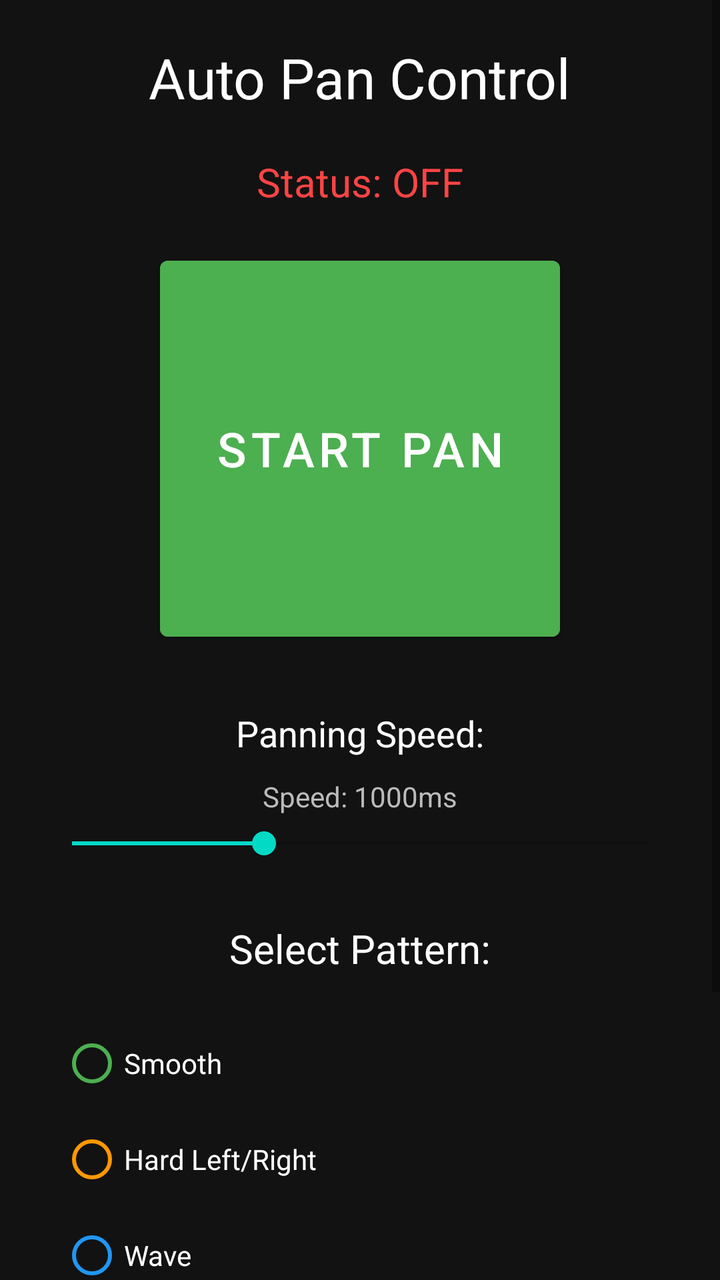
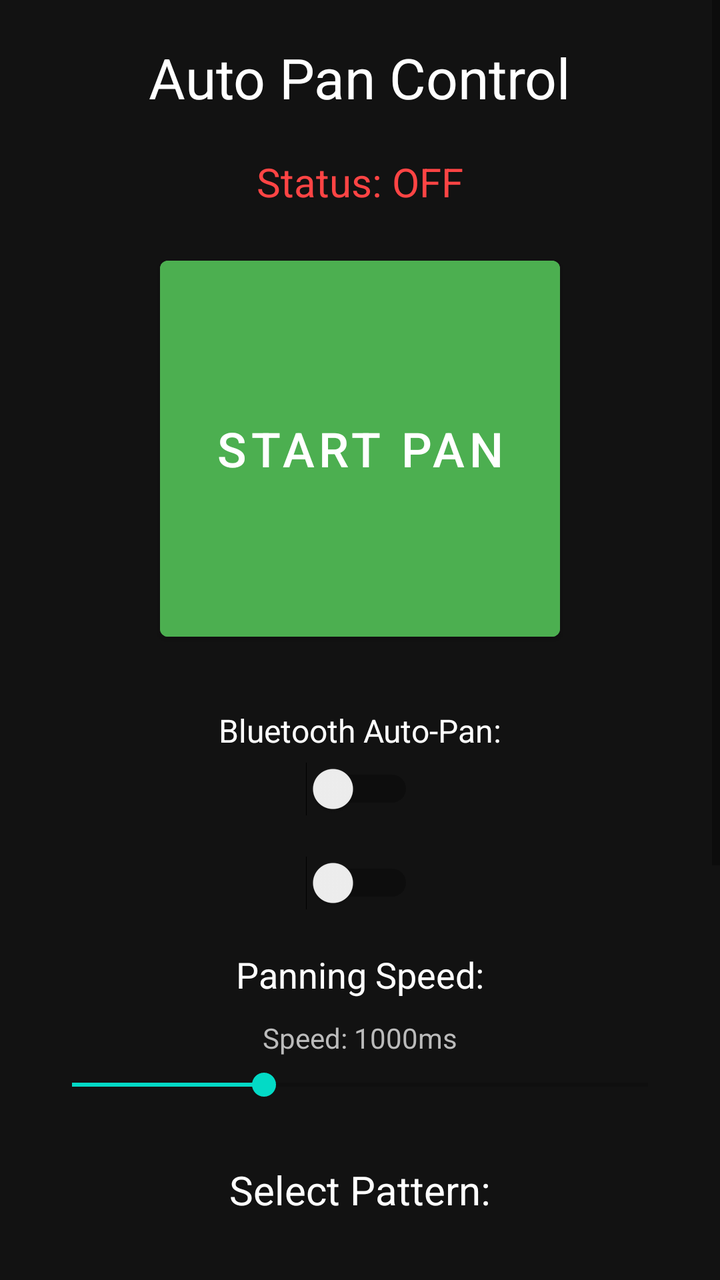

Screens rendered from an Android XML layout before and after an edit, with the pre-edit source and the edit as a unified diff.
<!-- AndroidManifest.xml: fallback theme Theme.MaterialComponents.DayNight.NoActionBar -->
<!-- res/layout/activity_main.xml -->
<?xml version="1.0" encoding="utf-8"?>
<ScrollView xmlns:android="http://schemas.android.com/apk/res/android"
    android:layout_width="match_parent"
    android:layout_height="match_parent"
    android:background="#121212">
    
    <LinearLayout
        android:layout_width="match_parent"
        android:layout_height="wrap_content"
        android:orientation="vertical"
        android:gravity="center"
        android:padding="20dp">
        
        <TextView
            android:layout_width="wrap_content"
            android:layout_height="wrap_content"
            android:text="Auto Pan Control"
            android:textSize="28sp"
            android:textColor="#FFFFFF"
            android:layout_marginBottom="20dp"/>
        
        <TextView
            android:id="@+id/statusText"
            android:layout_width="wrap_content"
            android:layout_height="wrap_content"
            android:text="Status: OFF"
            android:textSize="20sp"
            android:textColor="#FF4444"
            android:layout_marginBottom="20dp"/>
        
        <Button
            android:id="@+id/toggleButton"
            android:layout_width="200dp"
            android:layout_height="200dp"
            android:text="START PAN"
            android:textSize="24sp"
            android:backgroundTint="#4CAF50"
            android:layout_marginBottom="30dp"/>
        
        <TextView
            android:layout_width="wrap_content"
            android:layout_height="wrap_content"
            android:text="Panning Speed:"
            android:textSize="18sp"
            android:textColor="#FFFFFF"
            android:layout_marginBottom="10dp"/>
        
        <TextView
            android:id="@+id/speedText"
            android:layout_width="wrap_content"
            android:layout_height="wrap_content"
            android:text="Speed: 1000ms"
            android:textSize="14sp"
            android:textColor="#BBBBBB"
            android:layout_marginBottom="5dp"/>
        
        <SeekBar
            android:id="@+id/speedSeekBar"
            android:layout_width="match_parent"
            android:layout_height="wrap_content"
            android:max="30"
            android:progress="10"
            android:layout_marginBottom="30dp"/>
        
        <TextView
            android:layout_width="wrap_content"
            android:layout_height="wrap_content"
            android:text="Select Pattern:"
            android:textSize="20sp"
            android:textColor="#FFFFFF"
            android:layout_marginBottom="10dp"/>
        
        <RadioGroup
            android:id="@+id/patternGroup"
            android:layout_width="match_parent"
            android:layout_height="wrap_content"
            android:orientation="vertical"
            android:padding="10dp">
            
            <RadioButton
                android:id="@+id/radioSmooth"
                android:layout_width="wrap_content"
                android:layout_height="wrap_content"
                android:text="Smooth"
                android:textColor="#FFFFFF"
                android:buttonTint="#4CAF50"/>
            
            <RadioButton
                android:id="@+id/radioHard"
                android:layout_width="wrap_content"
                android:layout_height="wrap_content"
                android:text="Hard Left/Right"
                android:textColor="#FFFFFF"
                android:buttonTint="#FF9800"/>
            
            <RadioButton
                android:id="@+id/radioWave"
                android:layout_width="wrap_content"
                android:layout_height="wrap_content"
                android:text="Wave"
                android:textColor="#FFFFFF"
                android:buttonTint="#2196F3"/>
            
            <RadioButton
                android:id="@+id/radioSubtle"
                android:layout_width="wrap_content"
                android:layout_height="wrap_content"
                android:text="Subtle"
                android:textColor="#FFFFFF"
                android:buttonTint="#9C27B0"/>
            
            <RadioButton
                android:id="@+id/radioCrazy"
                android:layout_width="wrap_content"
                android:layout_height="wrap_content"
                android:text="Crazy"
                android:textColor="#FFFFFF"
                android:buttonTint="#F44336"/>
            
            <RadioButton
                android:id="@+id/radioCustom"
                android:layout_width="wrap_content"
                android:layout_height="wrap_content"
                android:text="Custom Pattern"
                android:textColor="#FFFFFF"
                android:buttonTint="#00BCD4"/>
            
        </RadioGroup>
        
        <LinearLayout
            android:id="@+id/customContainer"
            android:layout_width="match_parent"
            android:layout_height="wrap_content"
            android:orientation="vertical"
            android:visibility="gone"
            android:padding="10dp">
            
            <TextView
                android:layout_width="wrap_content"
                android:layout_height="wrap_content"
                android:text="Custom Pattern:"
                android:textSize="16sp"
                android:textColor="#00BCD4"
                android:layout_marginBottom="15dp"/>
            
            
            <TextView
                android:id="@+id/customVisual"
                android:layout_width="match_parent"
                android:layout_height="60dp"
                android:gravity="center"
                android:text="●"
                android:textSize="30sp"
                android:textColor="#00BCD4"
                android:background="#1E1E1E"
                android:layout_marginBottom="20dp"/>
            
            
            <TextView
                android:layout_width="wrap_content"
                android:layout_height="wrap_content"
                android:text="Quick Presets:"
                android:textSize="14sp"
                android:textColor="#BBBBBB"
                android:layout_marginBottom="10dp"/>
            
            <LinearLayout
                android:layout_width="match_parent"
                android:layout_height="wrap_content"
                android:orientation="horizontal"
                android:gravity="center"
                android:layout_marginBottom="20dp">
                
                <Button
                    android:id="@+id/presetSmooth"
                    android:layout_width="0dp"
                    android:layout_height="wrap_content"
                    android:layout_weight="1"
                    android:text="Smooth"
                    android:textSize="12sp"
                    android:backgroundTint="#4CAF50"
                    android:layout_margin="2dp"/>
                
                <Button
                    android:id="@+id/presetBounce"
                    android:layout_width="0dp"
                    android:layout_height="wrap_content"
                    android:layout_weight="1"
                    android:text="Bounce"
                    android:textSize="12sp"
                    android:backgroundTint="#FF9800"
                    android:layout_margin="2dp"/>
                
                <Button
                    android:id="@+id/presetCircle"
                    android:layout_width="0dp"
                    android:layout_height="wrap_content"
                    android:layout_weight="1"
                    android:text="Circle"
                    android:textSize="12sp"
                    android:backgroundTint="#2196F3"
                    android:layout_margin="2dp"/>
                
            </LinearLayout>
            
            
            <TextView
                android:id="@+id/stepLabels"
                android:layout_width="match_parent"
                android:layout_height="wrap_content"
                android:text="Step:  1      2      3      4      5      6      7      8"
                android:textSize="11sp"
                android:textColor="#888888"
                android:layout_marginBottom="5dp"/>
            
            
            <LinearLayout
                android:id="@+id/slidersContainer"
                android:layout_width="match_parent"
                android:layout_height="wrap_content"
                android:orientation="vertical"/>
            
        </LinearLayout>
        
    </LinearLayout>
</ScrollView>
<!-- resources referenced by this layout -->
<resources>

</resources>

<!-- the commit's change to res/layout/activity_main.xml (unified diff, before → after) -->
@@ -36,6 +36,25 @@
             android:textSize="24sp"
             android:backgroundTint="#4CAF50"
             android:layout_marginBottom="30dp"/>
+        <TextView
+            android:layout_width="wrap_content"
+            android:layout_height="wrap_content"
+            android:text="Bluetooth Auto-Pan:"
+            android:textSize="16sp"
+            android:textColor="#FFFFFF"
+            android:layout_marginBottom="5dp"/>
+        
+        <Switch
+            android:id="@+id/bluetoothSwitch"
+            android:layout_width="wrap_content"
+            android:layout_height="wrap_content"
+            android:layout_marginBottom="20dp"/>
+        
+        <Switch
+            android:id="@+id/bluetoothSwitch"
+            android:layout_width="wrap_content"
+            android:layout_height="wrap_content"
+            android:layout_marginBottom="20dp"/>
         
         <TextView
             android:layout_width="wrap_content"
